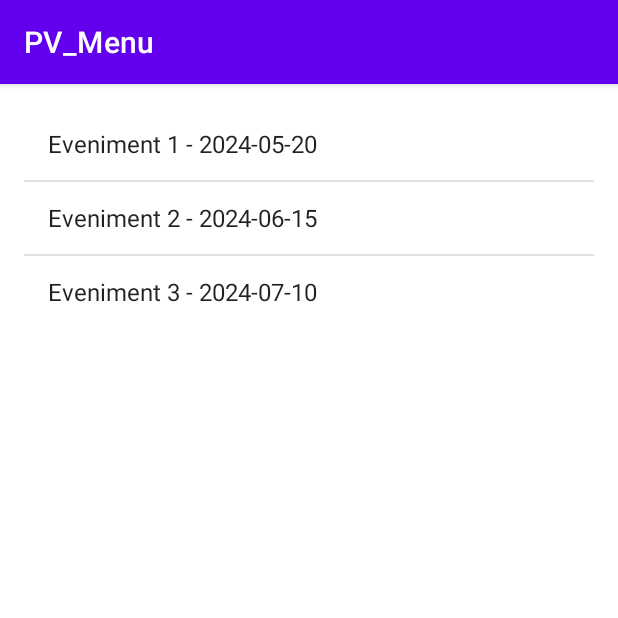
After one commit to andrei1931/NewPanelView, an Android app: the Events screen opened directly, with no data from a screen before it, on a phone screen of 412 x 824 dp, the top half of it. The commit adds this screen. Run offline under Robolectric (Android 15) with nearby library versions, the phone set to English and light mode, and no system bars; network calls fail.

Commit message:
list of events

```diff
--- a/app/src/main/AndroidManifest.xml
+++ b/app/src/main/AndroidManifest.xml
@@ -18,6 +18,9 @@
         android:theme="@style/Theme.PV_Menu"
         android:usesCleartextTraffic="true"
         tools:targetApi="31">
+        <activity
+            android:name=".Events"
+            android:exported="false" />
         <activity
             android:name=".AdaugareProprietate"
             android:exported="false" />
--- /dev/null
+++ b/app/src/main/java/com/example/pv_menu/Events.kt
@@ -0,0 +1,42 @@
+package com.example.pv_menu
+
+import android.os.Bundle
+import android.widget.ArrayAdapter
+import android.widget.ListView
+import androidx.appcompat.app.AppCompatActivity
+import com.google.gson.Gson
+import com.google.gson.reflect.TypeToken
+
+class Events : AppCompatActivity() {
+
+    private lateinit var listView: ListView
+    private lateinit var eventsAdapter: ArrayAdapter<String>
+
+    override fun onCreate(savedInstanceState: Bundle?) {
+        super.onCreate(savedInstanceState)
+        setContentView(R.layout.activity_events)
+
+        listView = findViewById(R.id.listViewEvenimente)
+
+        // JSON fals pentru evenimente
+        val jsonFakeEvents = """
+            [
+                {"title": "Eveniment 1", "date": "2024-05-20"},
+                {"title": "Eveniment 2", "date": "2024-06-15"},
+                {"title": "Eveniment 3", "date": "2024-07-10"}
+            ]
+        """
+
+        // Parsează JSON-ul
+        val events: List<Event> = Gson().fromJson(jsonFakeEvents, object : TypeToken<List<Event>>() {}.type)
+        val eventsDisplayList = events.map { "${it.title} - ${it.date}" }
+
+        // Creează un ArrayAdapter
+        eventsAdapter = ArrayAdapter(this, android.R.layout.simple_list_item_1, eventsDisplayList)
+
+        // Setează adapter-ul pe ListView
+        listView.adapter = eventsAdapter
+    }
+
+    data class Event(val title: String, val date: String)
+}
--- a/app/src/main/java/com/example/pv_menu/ui/dashboard/DashboardFragment.kt
+++ b/app/src/main/java/com/example/pv_menu/ui/dashboard/DashboardFragment.kt
@@ -16,6 +16,7 @@ import androidx.fragment.app.Fragment
 import androidx.lifecycle.ViewModelProvider
 import com.example.pv_menu.ApiClient
 import com.example.pv_menu.DashboardRepository
+import com.example.pv_menu.Events
 import com.example.pv_menu.GenerationPower
 import com.example.pv_menu.Inregistrare
 import com.example.pv_menu.MainActivity
@@ -108,6 +109,10 @@ class DashboardFragment : Fragment() {
             }
             R.id.menu_item2 -> {
                 // Gestionează acțiunea pentru al doilea element de meniu
+                val intent = Intent(requireContext(), Events::class.java)
+                val idJs = sharedPreferences.getString("idJs", null)
+                intent.putExtra("idJs", idJs)
+                startActivity(intent)
                 true
             }
             else -> super.onOptionsItemSelected(item)
--- /dev/null
+++ b/app/src/main/res/layout/activity_events.xml
@@ -0,0 +1,12 @@
+<?xml version="1.0" encoding="utf-8"?>
+<LinearLayout xmlns:android="http://schemas.android.com/apk/res/android"
+    android:layout_width="match_parent"
+    android:layout_height="match_parent"
+    android:orientation="vertical"
+    android:padding="16dp">
+
+    <ListView
+        android:id="@+id/listViewEvenimente"
+        android:layout_width="match_parent"
+        android:layout_height="wrap_content"/>
+</LinearLayout>
--- a/app/src/main/res/menu/menu_dashboard.xml
+++ b/app/src/main/res/menu/menu_dashboard.xml
@@ -6,5 +6,5 @@
         android:title="Properties" />
     <item
         android:id="@+id/menu_item2"
-        android:title="Other" />
+        android:title="Events" />
 </menu>
```
Also changed, not shown: app/src/main/res/layout/list_item_event.xml (added, +21 -0 lines).
